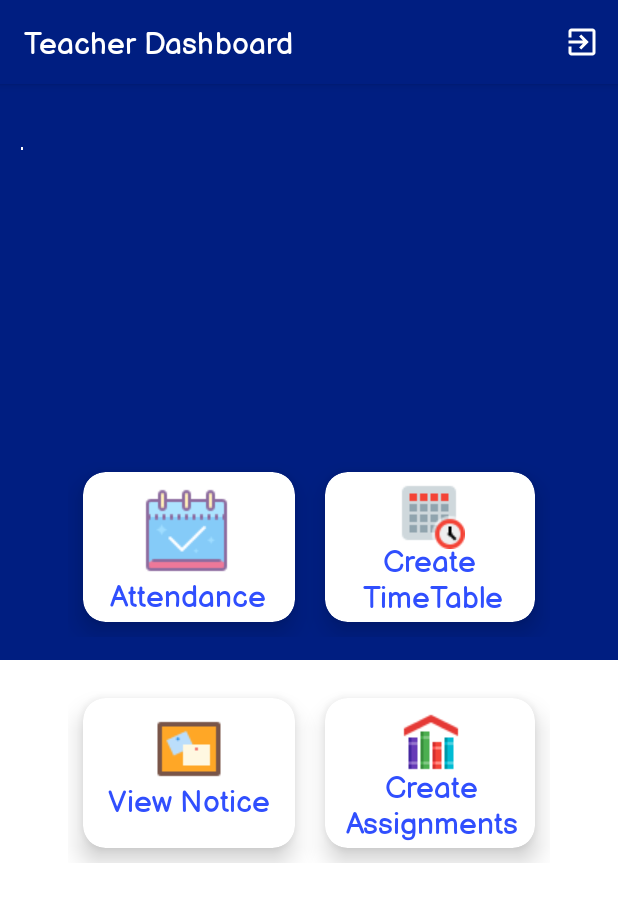
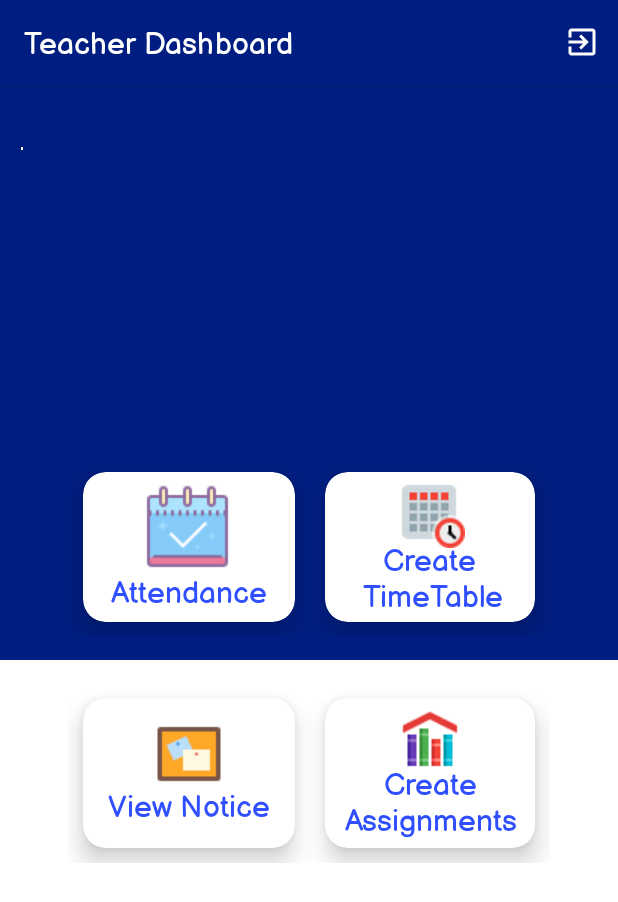
Before and after one commit to rajanvishwa10/Classes-Application, an Android app: the TeacherDashboardActivity screen opened directly, with no data from a screen before it, on a phone screen of 412 x 824 dp. Shown: the top 902 px of the screen. Run offline under Robolectric (Android 15) with nearby library versions, the phone set to English and light mode, and no system bars; our stand-ins replace Firebase (no records; nobody signed in at launch, a user with empty details on screens opened directly).

Commit message:
Second commit

```diff
--- a/app/src/main/res/layout/activity_teacher_dashboard.xml
+++ b/app/src/main/res/layout/activity_teacher_dashboard.xml
@@ -69,9 +69,7 @@
                     <TextView
                         android:layout_width="wrap_content"
                         android:layout_height="wrap_content"
-                        android:layout_marginStart="18dp"
-                        android:layout_marginTop="8dp"
-                        android:layout_marginEnd="15dp"
+                        android:layout_gravity="center"
                         android:drawableTop="@drawable/ic_attendance"
                         android:drawablePadding="-5dp"
                         android:fontFamily="@font/fonttype"
@@ -97,9 +95,7 @@
                     <TextView
                         android:layout_width="wrap_content"
                         android:layout_height="wrap_content"
-                        android:layout_marginStart="20dp"
-                        android:layout_marginTop="3dp"
-                        android:layout_marginEnd="15dp"
+                        android:layout_gravity="center"
                         android:drawableTop="@drawable/ic_time"
                         android:drawablePadding="-8dp"
                         android:fontFamily="@font/fonttype"
@@ -145,8 +141,8 @@
                     <TextView
                         android:layout_width="wrap_content"
                         android:layout_height="wrap_content"
-                        android:layout_gravity="center_horizontal"
-                        android:layout_marginTop="10dp"
+                        android:layout_gravity="center"
+
                         android:drawableTop="@drawable/ic_notice"
                         android:drawablePadding="-5dp"
                         android:fontFamily="@font/fonttype"
@@ -171,9 +167,7 @@
                     <TextView
                         android:layout_width="wrap_content"
                         android:layout_height="wrap_content"
-                        android:layout_marginStart="12dp"
-                        android:layout_marginTop="5dp"
-                        android:layout_marginEnd="10dp"
+                        android:layout_gravity="center"
                         android:drawableTop="@drawable/ic_homework"
                         android:drawablePadding="-10dp"
                         android:fontFamily="@font/fonttype"
```
Also changed, not shown: 3 other files.
